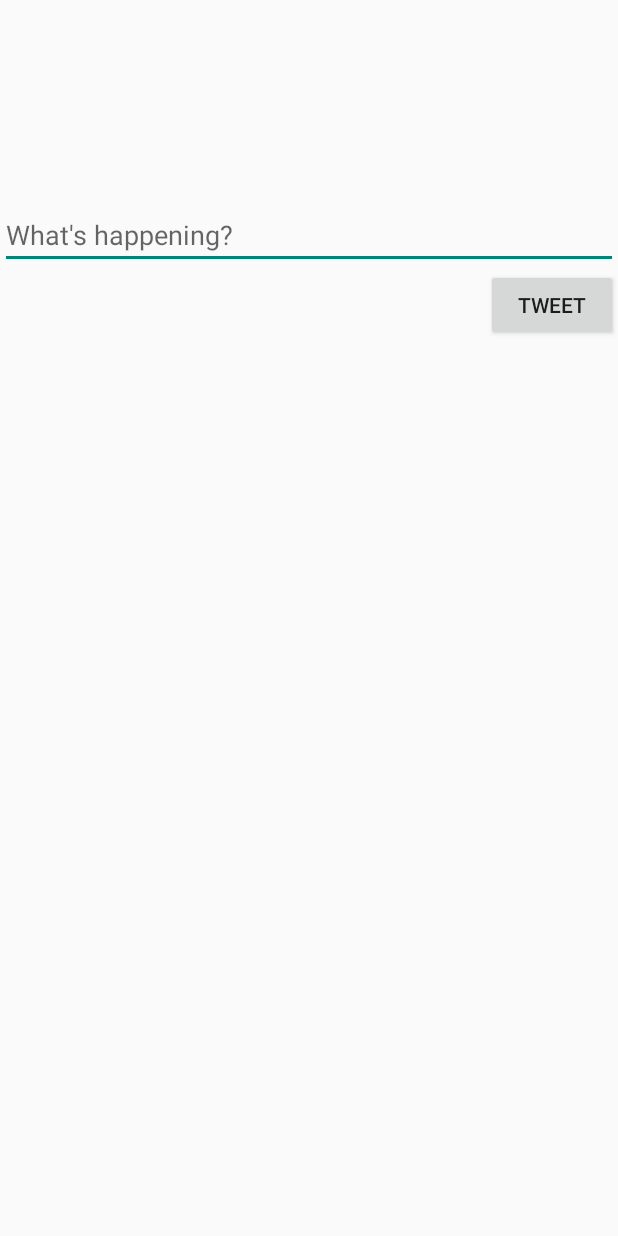
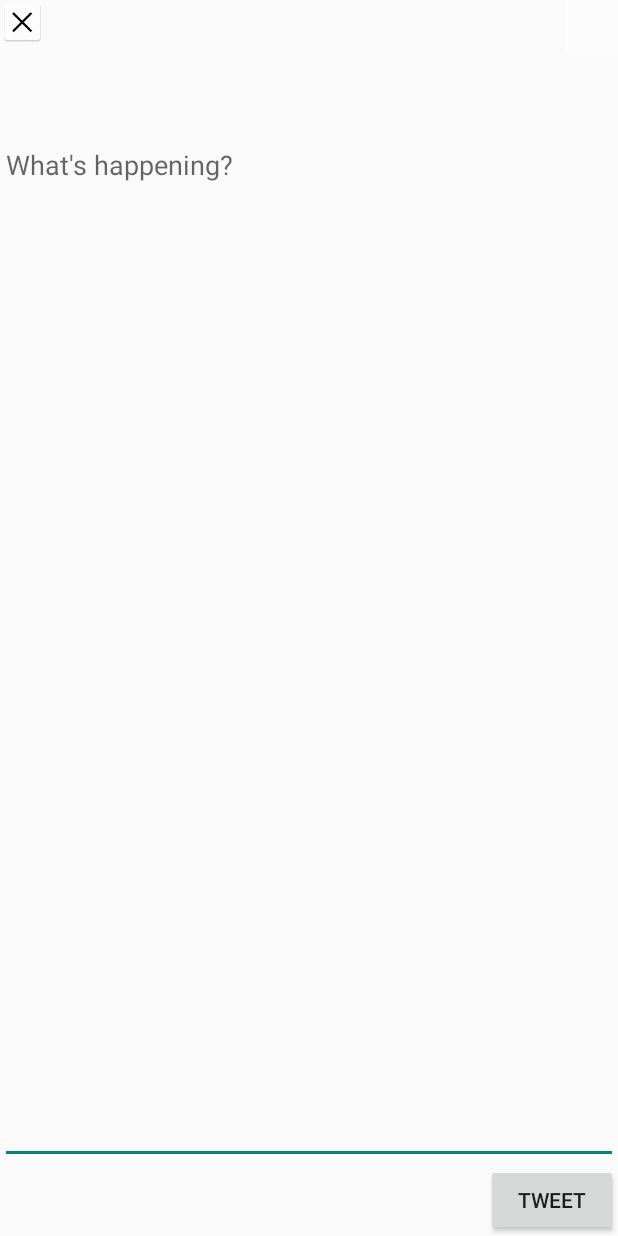
Before and after one commit to KemleyNieva/Twitter, an Android app: the layout activity_compose.xml on its own in the app's theme, with its tools: preview values and no code run, on a phone screen of 412 x 824 dp. Run offline under Robolectric (Android 15) with nearby library versions, the phone set to English and light mode, and no system bars.

Commit message:
Working on UI

```diff
--- a/app/src/main/AndroidManifest.xml
+++ b/app/src/main/AndroidManifest.xml
@@ -50,9 +50,11 @@
         <activity android:name=".TimelineActivity"
             android:theme="@style/AppTheme"/>
         <activity android:name=".ProfileActivity"></activity>
+
         <activity android:name=".ComposeActivity"
-            android:theme="@style/Theme.AppCompat.Dialog.Alert"></activity>
-        <activity android:name=".UsersProfileActivity"></activity>
+            android:theme="@style/noAction"></activity>
+
+
     </application>
 
 </manifest>
--- a/app/src/main/java/com/codepath/apps/restclienttemplate/TimelineActivity.java
+++ b/app/src/main/java/com/codepath/apps/restclienttemplate/TimelineActivity.java
@@ -84,7 +84,7 @@ public class TimelineActivity extends AppCompatActivity {
     }
 
     public void onProfile(View view) {
-        Intent i = new Intent(this, UsersProfileActivity.class);
+        Intent i = new Intent(this, ProfileActivity.class);
         //i.putExtra("user_id", )
         startActivity(i);
     }
--- a/app/src/main/res/layout/activity_compose.xml
+++ b/app/src/main/res/layout/activity_compose.xml
@@ -7,11 +7,22 @@
         android:layout_width="match_parent"
         android:layout_height="wrap_content"
         android:id="@+id/etTweet"
+        android:layout_marginTop="87dp"
+        android:hint="What&apos;s happening?"
         android:layout_alignParentTop="true"
         android:layout_alignParentLeft="true"
         android:layout_alignParentStart="true"
-        android:layout_marginTop="134dp"
-        android:hint="What&apos;s happening?" />
+        android:layout_above="@+id/btPostTweet"
+        android:gravity="top" />
+
+    <ImageView
+        android:layout_width="35dp"
+        android:layout_height="35dp"
+        android:id="@+id/ivProfile"
+        android:src="@android:drawable/screen_background_light_transparent"
+        android:layout_alignParentTop="true"
+        android:layout_alignParentRight="true"
+        android:layout_alignParentEnd="true" />
 
     <Button
         android:layout_width="wrap_content"
@@ -19,8 +30,27 @@
         android:text="Tweet"
         android:id="@+id/btPostTweet"
         android:onClick="Tweet"
-        android:layout_below="@+id/etTweet"
-        android:layout_alignParentRight="true"
-        android:layout_alignParentEnd="true" />
+        android:layout_alignParentBottom="true"
+        android:layout_alignRight="@+id/ivProfile"
+        android:layout_alignEnd="@+id/ivProfile" />
+
+    <TextView
+        android:layout_width="wrap_content"
+        android:layout_height="wrap_content"
+        android:id="@+id/tvCount"
+        android:layout_alignBaseline="@+id/btPostTweet"
+        android:layout_alignBottom="@+id/btPostTweet"
+        android:layout_toLeftOf="@+id/btPostTweet"
+        android:layout_toStartOf="@+id/btPostTweet" />
+
+    <ImageView
+        android:layout_width="30dp"
+        android:layout_height="30dp"
+        android:id="@+id/imageView"
+        android:src="@mipmap/ic_close"
+        android:onClick="onExitCompose"
+        android:layout_alignParentTop="true"
+        android:layout_alignParentLeft="true"
+        android:layout_alignParentStart="true" />
 
 </RelativeLayout>
--- a/app/src/main/res/values/styles.xml
+++ b/app/src/main/res/values/styles.xml
@@ -56,4 +56,6 @@
     <item name="android:textColor">@android:color/black</item>
 </style>
 
+  <style name="noAction" parent="Theme.AppCompat.Light.NoActionBar"></style>
+
 </resources>
```
Also changed, not shown: app/src/main/java/com/codepath/apps/restclienttemplate/ComposeActivity.java (+47 -15 lines), app/src/main/java/com/codepath/apps/restclienttemplate/ProfileActivity.java (+12 -6 lines), app/src/main/java/com/codepath/apps/restclienttemplate/TwitterClient.java (+0 -9 lines), app/src/main/java/com/codepath/apps/restclienttemplate/UsersProfileActivity.java (deleted, +0 -98 lines), app/src/main/ic_close-web.png (added), app/src/main/res/mipmap-hdpi/ic_close.png (added), app/src/main/res/mipmap-mdpi/ic_close.png (added), app/src/main/res/mipmap-xhdpi/ic_close.png (added), app/src/main/res/mipmap-xxhdpi/ic_close.png (added), app/src/main/res/mipmap-xxxhdpi/ic_close.png (added).
